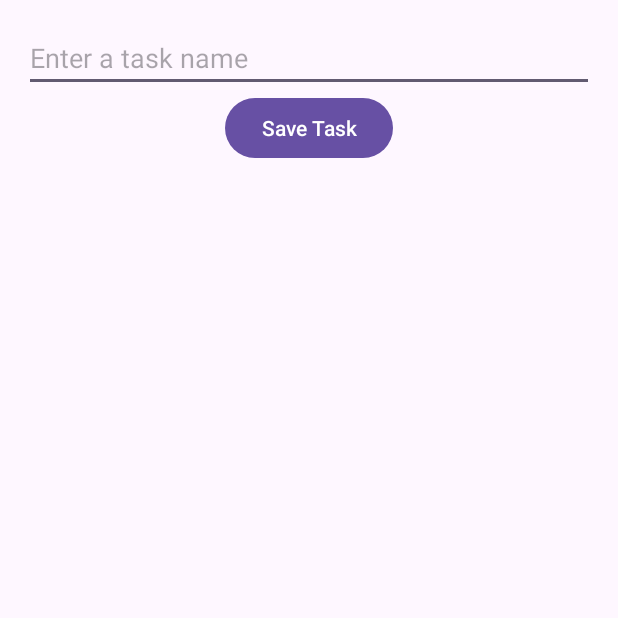
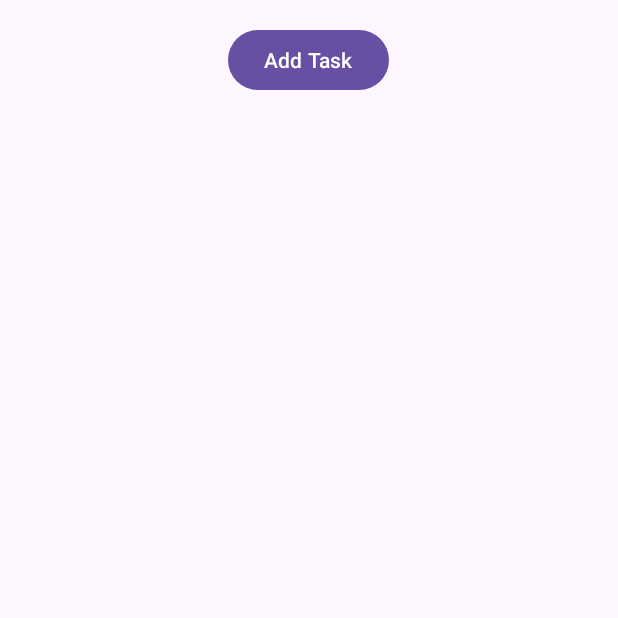
Before and after one commit to hbahramian/tasks_completed, an Android app: the screen it shows after launch (MainActivity), on a phone screen of 412 x 824 dp, the top half of it. Run offline under Robolectric (Android 15) with nearby library versions, the phone set to English and light mode, and no system bars; our stand-ins replace Room's generated code, data binding.

Commit message:
Add new task now happens in the second fragment.

```diff
--- a/app/src/main/res/layout/fragment_tasks.xml
+++ b/app/src/main/res/layout/fragment_tasks.xml
@@ -13,20 +13,14 @@
         android:layout_width="match_parent"
         android:layout_height="match_parent"
         android:orientation="vertical">
-        <EditText
-            android:id="@+id/task_name"
-            android:layout_width="match_parent"
-            android:layout_height="wrap_content"
-            android:inputType="text"
-            android:hint="Enter a task name"
-            android:text="@={viewModel.newTaskName}" />
+
         <Button
             android:id="@+id/save_button"
             android:layout_width="wrap_content"
             android:layout_height="wrap_content"
             android:layout_gravity="center"
-            android:text="Save Task"
-            android:onClick="@{() -> viewModel.addTask()}" />
+            android:text="Add Task"
+            android:onClick="@{() -> viewModel.onTaskClicked(-1)}" />
 
         <androidx.recyclerview.widget.RecyclerView
             android:id="@+id/tasks_list"
```
Also changed, not shown: app/src/main/java/edu/iu/habahram/tasks/EditTaskViewModel.kt (+18 -2 lines).
